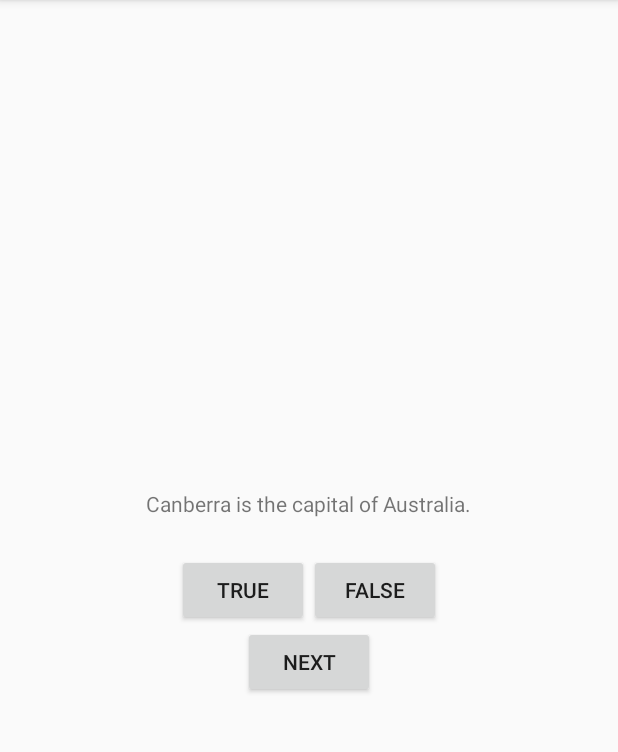
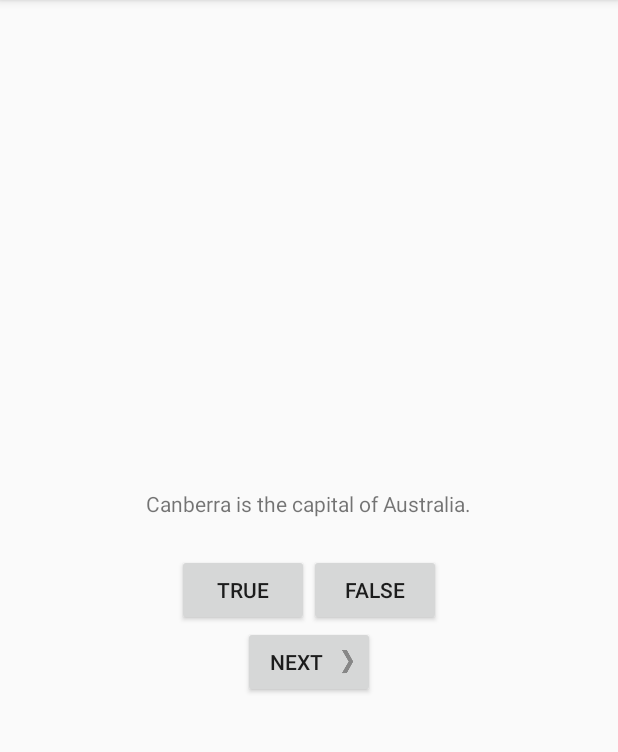
Before and after one commit to Nikunj-Jain/NerdRanchGeoQuiz, an Android app: the screen it shows after launch (QuizActivity), on a phone screen of 412 x 824 dp, the part 84-836 px from its top. Run offline under Robolectric (Android 15) with nearby library versions, the phone set to English and light mode, and no system bars.

Commit message:
End of chapter 2, without challenges

```diff
--- a/app/src/main/res/layout/activity_quiz.xml
+++ b/app/src/main/res/layout/activity_quiz.xml
@@ -36,6 +36,7 @@
         android:layout_width="wrap_content"
         android:layout_height="wrap_content"
         android:text="@string/next_button"
-        />
+        android:drawableRight="@drawable/arrow_right"
+        android:drawablePadding="4dp" />
 
 </LinearLayout>
```
